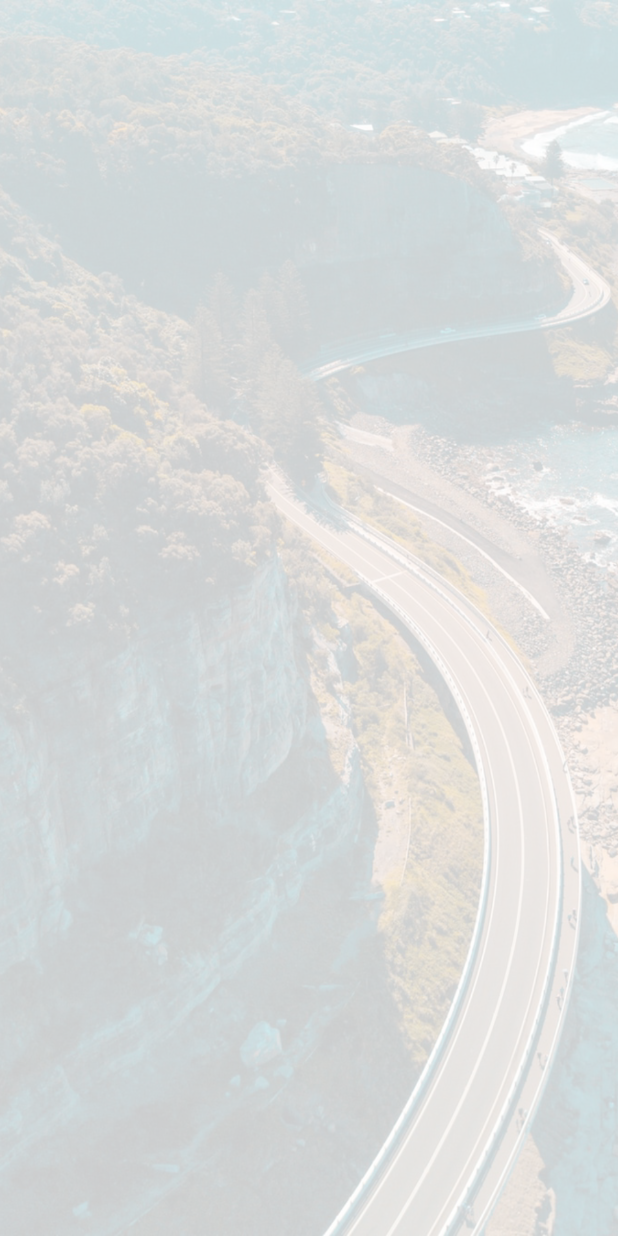
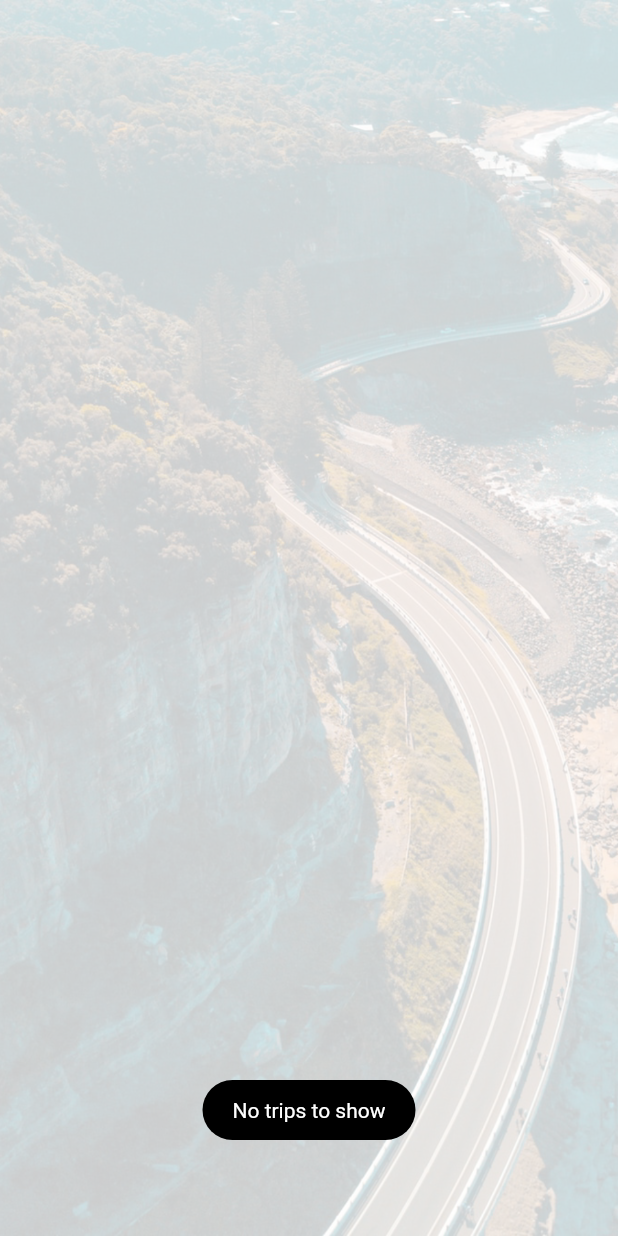
Before and after one commit to ragwap/RideShare, a Flutter app: the screen it shows once a user with an empty profile is signed in, after a tap on "Trips", on a phone screen of 412 x 824 dp. Run offline on Flutter 3.47's test engine with Material 2 defaults, Android fonts, the light colour scheme and no system bars; our stand-ins replace cloud_firestore, firebase_auth, flutter_spinkit, fluttertoast, geolocator, google_maps_flutter and 2 more; missing offline and left inert: flutter_google_places, geolocation, google_maps_webservice; accounts and stored records are empty.

Commit message:
fully functioning without errors

```diff
--- a/ride_share/lib/models/trip.dart
+++ b/ride_share/lib/models/trip.dart
@@ -3,7 +3,7 @@ import 'package:cloud_firestore/cloud_firestore.dart';
 class Trip {
   String pickup;
   String destination;
-  Timestamp dateTime;
+  DateTime dateTime;
   double fare;
 
   Trip({
--- a/ride_share/lib/screens/fare/fare.dart
+++ b/ride_share/lib/screens/fare/fare.dart
@@ -14,7 +14,7 @@ class FareView extends StatelessWidget {
     final user = Provider.of<User>(context);
 
     void paid(String pickup, String destination, double fare) async {
-      await DatabaseService(uid: user.uid).inputTripDetails(user.uid, pickup, destination, Timestamp.now(), fare);
+      await DatabaseService(uid: user.uid).inputTripDetails(user.uid, pickup, destination, DateTime.now(), fare);
     }
 
     return SafeArea(
@@ -70,7 +70,7 @@ class FareView extends StatelessWidget {
                           radius: 25.0,
                           backgroundColor: Colors.white,
                         ),
-                        title: Text('Fare: LKR ${LocationLatLng.fare.toString()}'),
+                        title: Text('Fare: LKR ${double.parse((LocationLatLng.fare).toStringAsFixed(2))}'),
                       ),
                     ),
                   )),
--- a/ride_share/lib/screens/home/home.dart
+++ b/ride_share/lib/screens/home/home.dart
@@ -5,11 +5,9 @@ import 'package:ride_share/screens/trips/trip_details.dart';
 import 'package:ride_share/services/auth.dart';
 
 class Home extends StatelessWidget {
-
   final AuthService _auth = AuthService();
   @override
   Widget build(BuildContext context) {
-
     Future<bool> _onBackPressed() {
       return showDialog(
           context: context,
@@ -22,8 +20,7 @@ class Home extends StatelessWidget {
                   ),
                   FlatButton(
                     child: Text('Yes'),
-                    onPressed: () =>
-                        SystemNavigator.pop(),
+                    onPressed: () => SystemNavigator.pop(),
                   )
                 ],
               ));
@@ -40,7 +37,9 @@ class Home extends StatelessWidget {
           backgroundColor: Colors.transparent,
           body: ListView(
             children: <Widget>[
-                  SizedBox(width: 30.0,),
+              SizedBox(
+                width: 30.0,
+              ),
               Container(
                 padding: EdgeInsets.only(left: 250),
                 child: FlatButton.icon(
@@ -57,40 +56,45 @@ class Home extends StatelessWidget {
                 padding: EdgeInsets.only(left: 40.0),
                 child: Row(
                   children: <Widget>[
-                        Text('Ride',
+                    Text(
+                      'Ride',
                       style: TextStyle(
                           fontFamily: 'Montserrat',
                           color: Colors.white,
                           fontWeight: FontWeight.bold,
-                              fontSize: 30.0
-                          ),
+                          fontSize: 30.0),
                     ),
                     SizedBox(width: 5.0),
-                        Text('Share',
+                    Text(
+                      'Share',
                       style: TextStyle(
                           fontFamily: 'Montserrat',
                           color: Colors.white,
                           fontSize: 30.0,
-                              fontStyle: FontStyle.italic
-                          ),
-
+                          fontStyle: FontStyle.italic),
                     )
                   ],
                 ),
               ),
-                  SizedBox(height: 40.0,),
+              SizedBox(
+                height: 40.0,
+              ),
               Container(
                 height: MediaQuery.of(context).size.height,
                 decoration: BoxDecoration(
                     color: Colors.white.withOpacity(0.8),
-                        borderRadius: BorderRadius.only(topLeft: Radius.circular(75.0))
-                    ),
+                    borderRadius:
+                        BorderRadius.only(topLeft: Radius.circular(75.0))),
                 child: ListView(
                   children: <Widget>[
-                        SizedBox(height: 30.0,),
+                    SizedBox(
+                      height: 100.0,
+                    ),
                     Center(
-                          child:
-                          RaisedButton(
+                      child: ButtonTheme(
+                        minWidth: 200.00,
+                        height: 100.0,
+                        child: RaisedButton(
                           color: Colors.black,
                           shape: RoundedRectangleBorder(
                             borderRadius: new BorderRadius.circular(10.0),
@@ -98,13 +102,17 @@ class Home extends StatelessWidget {
                           highlightColor: Colors.black,
                           onPressed: () {
                             Navigator.of(context).push(PageRouteBuilder(
-                                pageBuilder: (context, animation, secondaryAnimation) => MapView(),
-                                transitionsBuilder: (context, animation, secondaryAnimation, child) {
+                              pageBuilder:
+                                  (context, animation, secondaryAnimation) =>
+                                      MapView(),
+                              transitionsBuilder: (context, animation,
+                                  secondaryAnimation, child) {
                                 var begin = Offset(0.0, 1.0);
                                 var end = Offset.zero;
                                 var curve = Curves.ease;
 
-                                  var tween = Tween(begin: begin, end: end).chain(CurveTween(curve: curve));
+                                var tween = Tween(begin: begin, end: end)
+                                    .chain(CurveTween(curve: curve));
 
                                 return SlideTransition(
                                   position: animation.drive(tween),
@@ -113,13 +121,19 @@ class Home extends StatelessWidget {
                               },
                             ));
                           },
-                            child: Text('Map'), textColor: Colors.white,
+                          child: Text('Map', style: TextStyle(fontSize: 25, fontStyle: FontStyle.italic),),
+                          textColor: Colors.white,
                         ),
                       ),
-                        SizedBox(height: 30.0,),
+                    ),
+                    SizedBox(
+                      height: 30.0,
+                    ),
                     Center(
-                          child:
-                          RaisedButton(
+                      child: ButtonTheme(
+                        minWidth: 200.0,
+                        height: 100.0,
+                                              child: RaisedButton(
                           color: Colors.black,
                           shape: RoundedRectangleBorder(
                             borderRadius: new BorderRadius.circular(10.0),
@@ -127,13 +141,17 @@ class Home extends StatelessWidget {
                           highlightColor: Colors.black,
                           onPressed: () {
                             Navigator.of(context).push(PageRouteBuilder(
-                                pageBuilder: (context, animation, secondaryAnimation) => TripDetails(),
-                                transitionsBuilder: (context, animation, secondaryAnimation, child) {
+                              pageBuilder:
+                                  (context, animation, secondaryAnimation) =>
+                                      TripDetails(),
+                              transitionsBuilder: (context, animation,
+                                  secondaryAnimation, child) {
                                 var begin = Offset(0.0, 1.0);
                                 var end = Offset.zero;
                                 var curve = Curves.ease;
 
-                                  var tween = Tween(begin: begin, end: end).chain(CurveTween(curve: curve));
+                                var tween = Tween(begin: begin, end: end)
+                                    .chain(CurveTween(curve: curve));
 
                                 return SlideTransition(
                                   position: animation.drive(tween),
@@ -142,7 +160,9 @@ class Home extends StatelessWidget {
                               },
                             ));
                           },
-                            child: Text('Trips'), textColor: Colors.white,
+                          child: Text('Trips', style: TextStyle(fontSize: 25, fontStyle: FontStyle.italic),),
+                          textColor: Colors.white,
+                        ),
                       ),
                     ),
                   ],
@@ -151,10 +171,7 @@ class Home extends StatelessWidget {
             ],
           ),
         ),
-        )
-
-
-      ),
+      )),
     );
   }
 }
--- a/ride_share/lib/screens/map/map_view.dart
+++ b/ride_share/lib/screens/map/map_view.dart
@@ -13,6 +13,8 @@ import 'package:ride_share/screens/fare/fare.dart';
 import 'package:ride_share/screens/home/home.dart';
 import 'package:ride_share/services/GoogleMapsServices.dart';
 import 'package:ride_share/services/auth.dart';
+
+import '../wrapper.dart';
 
 class MapView extends StatefulWidget {
   @override
@@ -290,7 +292,7 @@ class _MapViewState extends State<MapView> {
                     onPressed: () =>
                         Navigator.of(context).push(PageRouteBuilder(
                       pageBuilder: (context, animation, secondaryAnimation) =>
-                          Home(),
+                          Wrapper(),
                       transitionsBuilder:
                           (context, animation, secondaryAnimation, child) {
                         var begin = Offset(0.0, 1.0);
--- a/ride_share/lib/screens/trips/trip_list.dart
+++ b/ride_share/lib/screens/trips/trip_list.dart
@@ -1,5 +1,7 @@
 import 'package:flutter/material.dart';
+import 'package:fluttertoast/fluttertoast.dart';
 import 'package:provider/provider.dart';
+import 'package:ride_share/commons/loading.dart';
 import 'package:ride_share/models/trip.dart';
 import 'package:ride_share/screens/trips/trip_title.dart';
 import 'package:ride_share/services/auth.dart';
@@ -27,7 +29,7 @@ class _TripListState extends State<TripList> {
 
   @override
   Widget build(BuildContext context) {
-    final trips = Provider.of<List<Trip>>(context);
+    final trips = Provider.of<List<Trip>>(context) ?? [];
 
     return Container(
         height: MediaQuery.of(context).size.height,
@@ -37,6 +39,13 @@ class _TripListState extends State<TripList> {
         child: StreamBuilder(
             stream: tripSnapshots,
             builder: (context, snapshot) {
+              if (trips.length == 0) {
+                Fluttertoast.showToast(
+                    msg: 'No trips to show',
+                    timeInSecForIos: 2,
+                    backgroundColor: Colors.black,
+                    textColor: Colors.white);
+              }
               return ListView.builder(
                 itemCount: trips.length,
                 itemBuilder: (context, index) {
@@ -45,7 +54,6 @@ class _TripListState extends State<TripList> {
                       docId: snapshot.data.documents[index].documentID);
                 },
               );
-          }),
-    );
+            }));
   }
 }
--- a/ride_share/lib/screens/trips/trip_title.dart
+++ b/ride_share/lib/screens/trips/trip_title.dart
@@ -52,7 +52,7 @@ class TripTitle extends StatelessWidget {
                   backgroundColor: Colors.white,
                 ),
                 title: Text('${trip.pickup} - ${trip.destination}'),
-                subtitle: Text('Fare: ${trip.fare.toString()}\nDate: ${trip.dateTime}'),
+                subtitle: Text('\nFare: LKR ${trip.fare.toString()}\n\nDate: ${trip.dateTime}'),
                 onLongPress: () {
                   _deleteConfirmation(docId);
                 },
```
Also changed, not shown: ride_share/lib/screens/authenticate/register.dart (+3 -5 lines), ride_share/lib/screens/trips/trip_details.dart (+0 -49 lines), ride_share/lib/services/database.dart (+6 -3 lines). Lines whose indentation alone changed are shown as unchanged.
